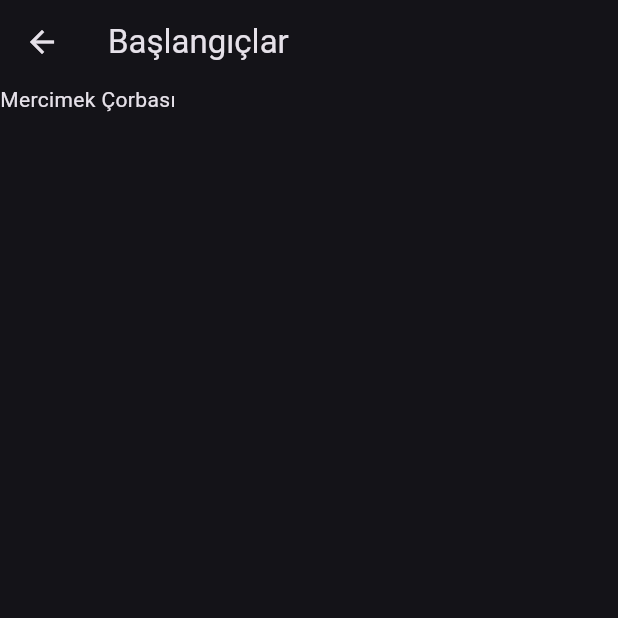
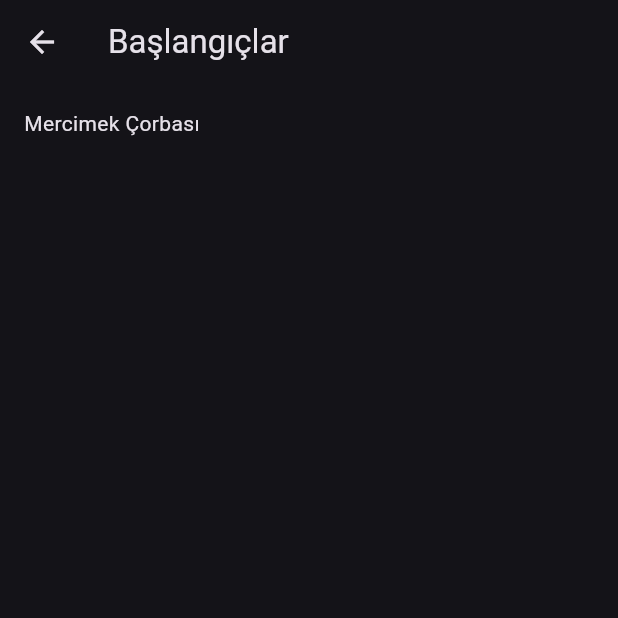
Before and after one commit to berkeercin/mealsapp, a Flutter app: the Categories screen opened directly, after a tap on "Başlangıçlar", on a phone screen of 412 x 824 dp, the top half of it. Run offline on Flutter 3.47's test engine with Material 3 defaults, Android fonts, the phone set to English and light mode, and no system bars; our stand-ins replace flutter_riverpod.

Commit message:
7.12.2023 ilk commit

```diff
--- a/lib/data/dummy_data.dart
+++ b/lib/data/dummy_data.dart
@@ -9,19 +9,4 @@ const categoryList = {
   Category(id: "4", name: "Tatlılar"),
 };
 
-const mealList = {
-  Meal(
-      id: "1",
-      categoryId: "1",
-      name: "Mercimek Çorbası",
-      imageUrl:
-          "https://i.lezzet.com.tr/images-xxlarge-recipe/domatesli-mercimek-corbasi-4193b719-eb6c-4d84-ac5a-0950329023d6.jpg",
-      ingradients: ["Malzeme 1", "Malzeme 2", "Malzeme 3"]),
-  Meal(
-      id: "2",
-      categoryId: "4",
-      name: "Baklava",
-      imageUrl:
-          "https://gulumoglubaklava.com.tr/wp-content/uploads/292c2709-1626-4278-8589-fd456ae44468.jpg",
-      ingradients: ["Malzeme 1", "Malzeme 2", "Malzeme 3"]),
-};
+const mealList = {};
--- a/lib/main.dart
+++ b/lib/main.dart
@@ -1,4 +1,5 @@
 import 'package:flutter/material.dart';
+import 'package:flutter_riverpod/flutter_riverpod.dart';
 import 'package:mealsapp/screens/categories.dart';
 
 final theme = ThemeData(
@@ -7,5 +8,6 @@ final theme = ThemeData(
         brightness: Brightness.dark));
 
 void main() {
-  runApp(MaterialApp(home: const Categories(), theme: theme));
+  runApp(ProviderScope(
+      child: MaterialApp(home: const Categories(), theme: theme)));
 }
--- /dev/null
+++ b/lib/providers/meals_provider.dart
@@ -0,0 +1,23 @@
+import 'package:flutter_riverpod/flutter_riverpod.dart';
+import 'package:mealsapp/models/meal.dart';
+
+final mealsProvider = Provider((ProviderRef ref) {
+  return [
+    const Meal(
+        id: "1",
+        categoryId: "1",
+        name: "Mercimek Çorbası",
+        imageUrl:
+            "https://i.lezzet.com.tr/images-xxlarge-recipe/domatesli-mercimek-corbasi-4193b719-eb6c-4d84-ac5a-0950329023d6.jpg",
+        ingradients: ["Malzeme 1", "Malzeme 2", "Malzeme 3"]),
+    const Meal(
+        id: "2",
+        categoryId: "4",
+        name: "Baklava",
+        imageUrl:
+            "https://gulumoglubaklava.com.tr/wp-content/uploads/292c2709-1626-4278-8589-fd456ae44468.jpg",
+        ingradients: ["Malzeme 1", "Malzeme 2", "Malzeme 3"]),
+  ];
+});
+
+// Read-Only Provider
--- a/lib/screens/categories.dart
+++ b/lib/screens/categories.dart
@@ -1,6 +1,7 @@
 import 'package:flutter/material.dart';
 import 'package:mealsapp/data/dummy_data.dart';
 import 'package:mealsapp/models/category.dart';
+import 'package:mealsapp/screens/favorites.dart';
 import 'package:mealsapp/screens/meals.dart';
 import 'package:mealsapp/widgets/category_card.dart';
 
@@ -19,7 +20,17 @@ class Categories extends StatelessWidget {
   @override
   Widget build(BuildContext context) {
     return Scaffold(
-        appBar: AppBar(title: const Text("Bir kategori seçiniz")),
+        appBar: AppBar(
+          title: const Text("Bir kategori seçiniz"),
+          actions: [
+            IconButton(
+                onPressed: () {
+                  Navigator.of(context).push(
+                      MaterialPageRoute(builder: (ctx) => const Favorites()));
+                },
+                icon: const Icon(Icons.favorite))
+          ],
+        ),
         body: GridView(
           gridDelegate: const SliverGridDelegateWithFixedCrossAxisCount(
               crossAxisCount: 2,
--- a/lib/screens/meals.dart
+++ b/lib/screens/meals.dart
@@ -1,35 +1,37 @@
 import 'package:flutter/material.dart';
-import 'package:mealsapp/data/dummy_data.dart';
+import 'package:flutter_riverpod/flutter_riverpod.dart';
 import 'package:mealsapp/models/category.dart';
 import 'package:mealsapp/models/meal.dart';
+import 'package:mealsapp/providers/meals_provider.dart';
 
-class Meals extends StatefulWidget {
+class Meals extends ConsumerWidget {
   const Meals({Key? key, required this.category}) : super(key: key);
   final Category category;
+
   @override
-  _MealsState createState() => _MealsState();
-}
+  Widget build(BuildContext context, WidgetRef ref) {
+    List<Meal> mealsfromState = ref.watch(mealsProvider);
+    // List<Meal> meals =
+    //     mealList.where((element) => element.categoryId == category.id).toList();
 
-class _MealsState extends State<Meals> {
-  @override
-  Widget build(BuildContext context) {
-    List<Meal> meals = mealList
-        .where((element) => element.categoryId == widget.category.id)
+    List<Meal> mealsList = mealsfromState
+        .where((element) => element.categoryId == category.id)
         .toList();
-    Widget _widget = ListView.builder(
-        itemCount: meals.length,
-        itemBuilder: (ctx, index) => Text(meals[index].name));
-    if (meals.isEmpty) {
-      _widget = const Center(
+    Widget widget = ListView.builder(
+        padding: const EdgeInsets.all(16),
+        itemCount: mealsList.length,
+        itemBuilder: (ctx, index) => Text(mealsList[index].name));
+    if (mealsList.isEmpty) {
+      widget = const Center(
         child: Text("Bu kategoride hiç bir tarif bulunamadı.."),
       );
     }
 
     return Scaffold(
       appBar: AppBar(
-        title: Text(widget.category.name),
+        title: Text(category.name),
       ),
-      body: _widget,
+      body: widget,
     );
   }
 }
--- a/pubspec.yaml
+++ b/pubspec.yaml
@@ -35,6 +35,7 @@ dependencies:
   # The following adds the Cupertino Icons font to your application.
   # Use with the CupertinoIcons class for iOS style icons.
   cupertino_icons: ^1.0.2
+  flutter_riverpod: ^2.4.9
 
 dev_dependencies:
   flutter_test:
```
Also changed, not shown: lib/screens/favorites.dart (added, +19 -0 lines), lib/screens/meal_details.dart (added, +18 -0 lines), lib/widgets/meal_card.dart (added, +25 -0 lines), pubspec.lock.
